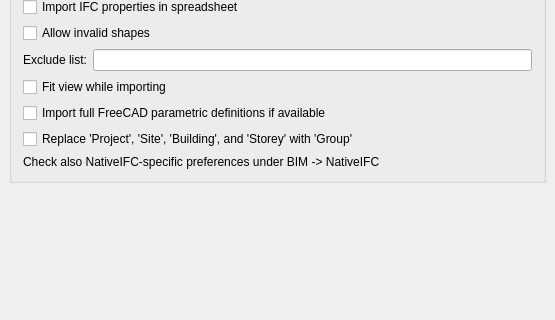
This is src/Mod/BIM/Resources/ui/preferences-ifc.ui in southseact-3d/fcd as Qt 5 draws it before an edit; both pictures show x 0 to 555 and y 409 to 729 of the 555 by 729 pixel window. The edited form follows.
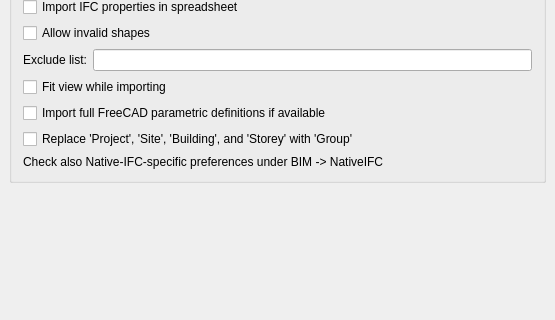
This is the edited form. Custom widgets are drawn as their Qt base class.

Commit message: Improve legibility of NativeIFC in preferences

What changed in the file:
```diff
--- a/src/Mod/BIM/Resources/ui/preferences-ifc.ui
+++ b/src/Mod/BIM/Resources/ui/preferences-ifc.ui
@@ -470,7 +470,7 @@
       <item>
        <widget class="QLabel" name="label_3">
         <property name="text">
-         <string>Check also NativeIFC-specific preferences under BIM -&gt; NativeIFC</string>
+         <string>Check also Native-IFC-specific preferences under BIM -&gt; NativeIFC</string>
         </property>
        </widget>
       </item>
```
The commit also changes 3 other files.
